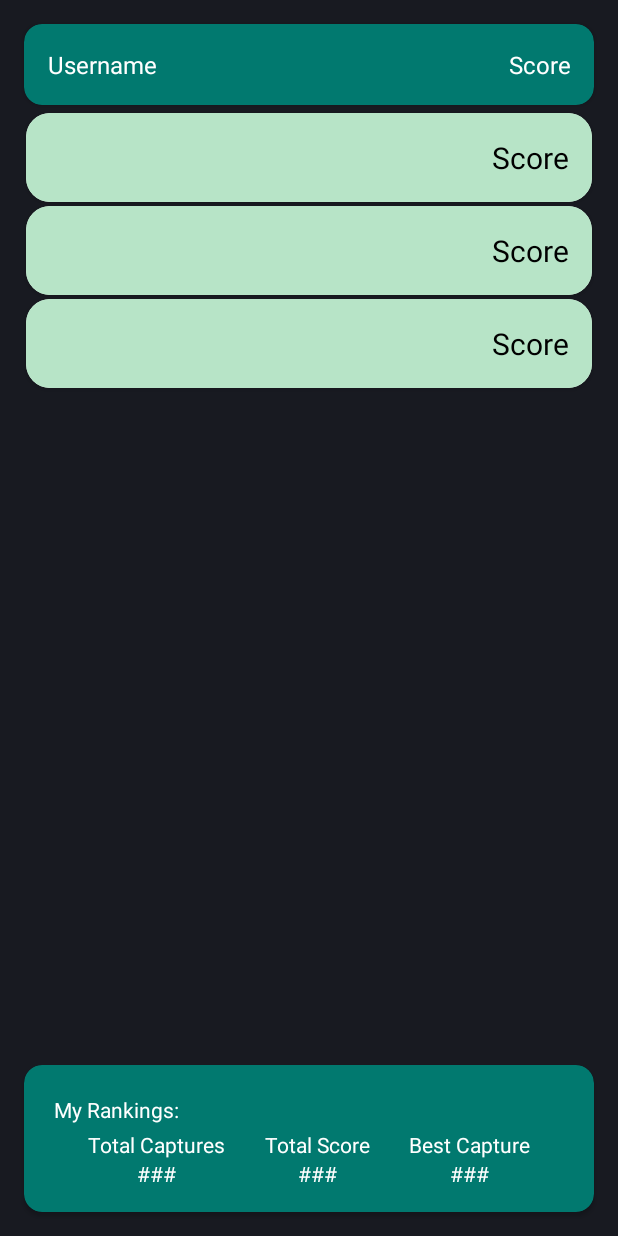
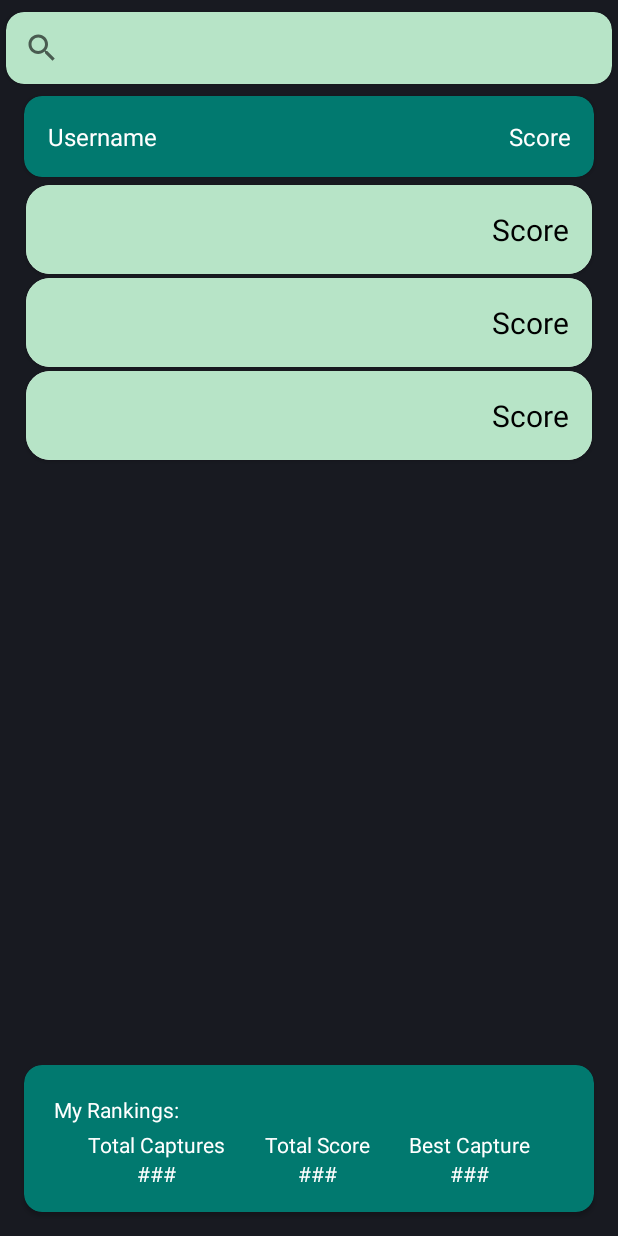
Before and after one commit to CMPUT301W22T35/QRcode-Quest, an Android app: the layout fragment_player_list.xml on its own in the app's theme, with its tools: preview values and no code run, on a phone screen of 412 x 824 dp. Run offline under Robolectric (Android 15) with nearby library versions, the phone set to English and light mode, and no system bars.

Commit message:
SearchView added (non-functional) / Fixed issue with soft keyboard moving the whole view

```diff
--- a/app/src/main/AndroidManifest.xml
+++ b/app/src/main/AndroidManifest.xml
@@ -24,7 +24,8 @@
 
         <activity
             android:name="MainActivity"
-            android:exported="false">
+            android:exported="false"
+            android:windowSoftInputMode="adjustPan">
         </activity>
 
         <activity android:name=".CaptureActivity"
--- a/app/src/main/java/com/qrcode_quest/ui/leaderboard/PlayerListFragment.java
+++ b/app/src/main/java/com/qrcode_quest/ui/leaderboard/PlayerListFragment.java
@@ -13,6 +13,7 @@ import androidx.lifecycle.ViewModelProvider;
 
 import android.annotation.SuppressLint;
 import android.content.SharedPreferences;
+import android.graphics.Color;
 import android.os.Bundle;
 
 import androidx.annotation.NonNull;
@@ -27,6 +28,7 @@ import android.util.Log;
 import android.view.LayoutInflater;
 import android.view.View;
 import android.view.ViewGroup;
+import android.widget.TextView;
 
 import com.qrcode_quest.MainViewModel;
 import com.qrcode_quest.database.SchemaResultHelper;
--- a/app/src/main/res/layout/fragment_player_list.xml
+++ b/app/src/main/res/layout/fragment_player_list.xml
@@ -17,16 +17,36 @@
         app:layout_constraintTop_toTopOf="parent">
 
         <androidx.cardview.widget.CardView
+            android:id="@+id/playerlist_search_card"
+            android:layout_width="match_parent"
+            android:layout_height="wrap_content"
+            android:layout_marginHorizontal="4dp"
+            android:layout_marginVertical="8dp"
+            app:cardBackgroundColor="?attr/colorAccent"
+            app:cardCornerRadius="@dimen/cardview_radius"
+            app:layout_constraintEnd_toEndOf="parent"
+            app:layout_constraintStart_toStartOf="parent"
+            app:layout_constraintTop_toTopOf="parent">
+
+            <SearchView
+                android:id="@+id/playerlist_searchview"
+                android:layout_width="match_parent"
+                android:layout_height="wrap_content"
+                android:queryHint="filter by username" />
+
+        </androidx.cardview.widget.CardView>
+
+        <androidx.cardview.widget.CardView
             android:id="@+id/playerlist_header_card"
             android:layout_width="match_parent"
             android:layout_height="wrap_content"
             android:layout_marginHorizontal="16dp"
-            android:layout_marginTop="16dp"
+            android:layout_marginTop="8dp"
             app:cardBackgroundColor="?attr/colorPrimary"
             app:cardCornerRadius="@dimen/cardview_radius"
             app:layout_constraintEnd_toEndOf="parent"
             app:layout_constraintStart_toStartOf="parent"
-            app:layout_constraintTop_toTopOf="parent">
+            app:layout_constraintTop_toBottomOf="@id/playerlist_search_card">
 
             <TextView
                 android:id="@+id/playerlist_username_header"
```
